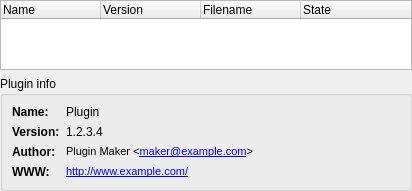
Qt form src/widgets/settingpages/PluginsSettings.ui (KittyIM/Client) before a commit.
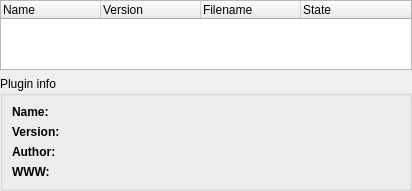
The same form after that commit. Custom widgets are drawn as their Qt base class.

Commit message: Added saving accounts and contacts. Added editing accounts. Added plugins list in Settings. Added moving contacts to groups. Added copy name, uid and status description to clipboard. Added adding groups.

```diff
--- a/src/widgets/settingpages/PluginsSettings.ui
+++ b/src/widgets/settingpages/PluginsSettings.ui
@@ -69,7 +69,7 @@
       <item row="0" column="1">
        <widget class="QLabel" name="pluginNameValueLabel">
         <property name="text">
-         <string notr="true">Plugin</string>
+         <string notr="true"/>
         </property>
        </widget>
       </item>
@@ -89,7 +89,7 @@
       <item row="1" column="1">
        <widget class="QLabel" name="pluginVersionValueLabel">
         <property name="text">
-         <string notr="true">1.2.3.4</string>
+         <string notr="true"/>
         </property>
        </widget>
       </item>
@@ -113,7 +113,10 @@
 &lt;html&gt;&lt;head&gt;&lt;meta name=&quot;qrichtext&quot; content=&quot;1&quot; /&gt;&lt;style type=&quot;text/css&quot;&gt;
 p, li { white-space: pre-wrap; }
 &lt;/style&gt;&lt;/head&gt;&lt;body style=&quot; font-family:'MS Shell Dlg 2'; font-size:8.25pt; font-weight:400; font-style:normal;&quot;&gt;
-&lt;p style=&quot; margin-top:0px; margin-bottom:0px; margin-left:0px; margin-right:0px; -qt-block-indent:0; text-indent:0px;&quot;&gt;&lt;span style=&quot; font-size:8pt;&quot;&gt;Plugin Maker &amp;lt;&lt;/span&gt;&lt;a href=&quot;mailto:maker@example.com&quot;&gt;&lt;span style=&quot; text-decoration: underline; color:#0000ff;&quot;&gt;maker@example.com&lt;/span&gt;&lt;/a&gt;&lt;span style=&quot; font-size:8pt;&quot;&gt;&amp;gt;&lt;/span&gt;&lt;/p&gt;&lt;/body&gt;&lt;/html&gt;</string>
+&lt;p style=&quot;-qt-paragraph-type:empty; margin-top:0px; margin-bottom:0px; margin-left:0px; margin-right:0px; -qt-block-indent:0; text-indent:0px; font-size:8pt;&quot;&gt;&lt;/p&gt;&lt;/body&gt;&lt;/html&gt;</string>
+        </property>
+        <property name="openExternalLinks">
+         <bool>true</bool>
         </property>
        </widget>
       </item>
@@ -137,7 +140,10 @@
 &lt;html&gt;&lt;head&gt;&lt;meta name=&quot;qrichtext&quot; content=&quot;1&quot; /&gt;&lt;style type=&quot;text/css&quot;&gt;
 p, li { white-space: pre-wrap; }
 &lt;/style&gt;&lt;/head&gt;&lt;body style=&quot; font-family:'MS Shell Dlg 2'; font-size:8.25pt; font-weight:400; font-style:normal;&quot;&gt;
-&lt;p style=&quot; margin-top:0px; margin-bottom:0px; margin-left:0px; margin-right:0px; -qt-block-indent:0; text-indent:0px;&quot;&gt;&lt;a href=&quot;http://www.example.com/&quot;&gt;&lt;span style=&quot; text-decoration: underline; color:#0000ff;&quot;&gt;http://www.example.com/&lt;/span&gt;&lt;/a&gt;&lt;/p&gt;&lt;/body&gt;&lt;/html&gt;</string>
+&lt;p style=&quot;-qt-paragraph-type:empty; margin-top:0px; margin-bottom:0px; margin-left:0px; margin-right:0px; -qt-block-indent:0; text-indent:0px; font-size:8pt;&quot;&gt;&lt;/p&gt;&lt;/body&gt;&lt;/html&gt;</string>
+        </property>
+        <property name="openExternalLinks">
+         <bool>true</bool>
         </property>
        </widget>
       </item>
```
The commit also changes 24 other files.
